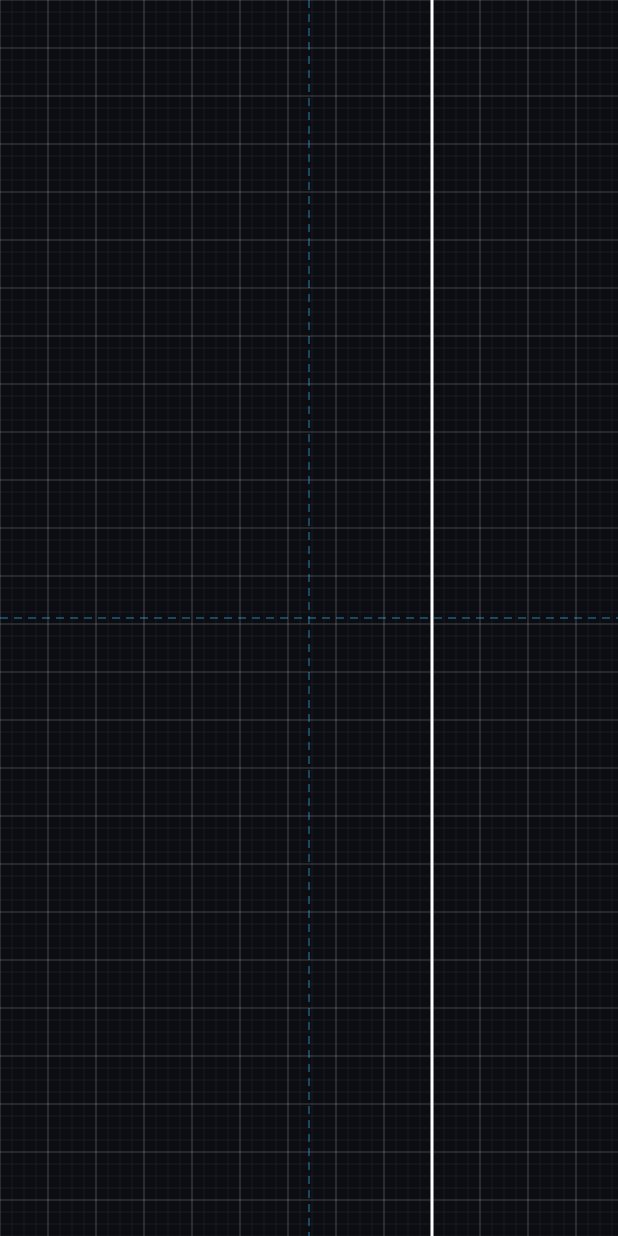
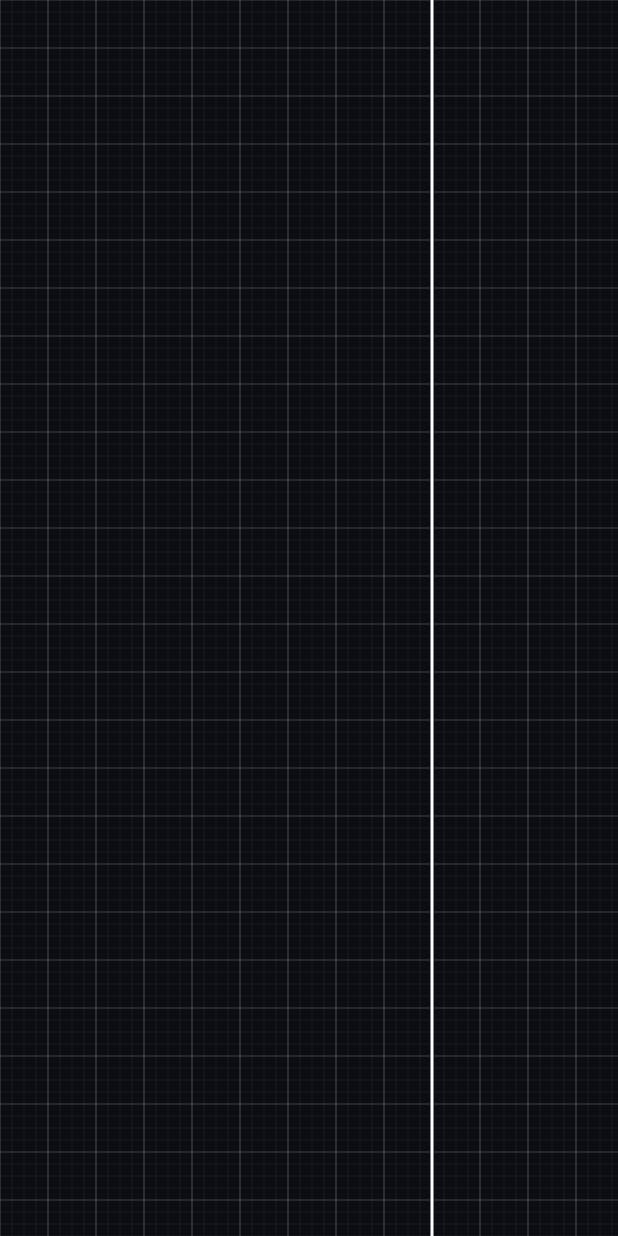
Before and after one commit to Jes-win-hac-ker/E.D.I.T.H, an Android app built with Jetpack Compose: the screen it shows after launch (MainActivity), on a phone screen of 412 x 824 dp. Run offline under Robolectric (Android 15) with nearby library versions, the phone set to English and light mode, and no system bars; our stand-ins replace Navigation 3.

Commit message:
style: remove cyan dotted axis lines

```diff
--- a/app/src/main/java/com/nexwork/edith/ui/components/GridLines.kt
+++ b/app/src/main/java/com/nexwork/edith/ui/components/GridLines.kt
@@ -20,7 +20,6 @@ fun GridLines(
   majorStep: Int = 4, // Major line every 32dp
   minorLineColor: Color = Color.White.copy(alpha = 0.08f),
   majorLineColor: Color = Color.White.copy(alpha = 0.22f),
-  centerLineColor: Color = Color(0xFF38BDF8).copy(alpha = 0.45f),
   verticalMajorLineFromRightIndex: Int? = 4, // 4th major square line from the right of the phone
   customLineWidth: Dp = 2.dp,
   customLineColor: Color = Color.White,
@@ -34,9 +33,6 @@ fun GridLines(
 
     val cols = (width / stepPx).toInt() + 1
     val rows = (height / stepPx).toInt() + 1
-
-    val centerX = width / 2f
-    val centerY = height / 2f
 
     // Vertical grid lines
     for (i in 0..cols) {
@@ -64,26 +60,6 @@ fun GridLines(
       )
     }
 
-    // Screen Center Axis guidelines (dashed accent color)
-    val dashEffect = PathEffect.dashPathEffect(floatArrayOf(8f, 6f), 0f)
-
-    // Center Vertical Line
-    drawLine(
-      color = centerLineColor,
-      start = Offset(centerX, 0f),
-      end = Offset(centerX, height),
-      strokeWidth = 1.dp.toPx(),
-      pathEffect = dashEffect,
-    )
-
-    // Center Horizontal Line
-    drawLine(
-      color = centerLineColor,
-      start = Offset(0f, centerY),
-      end = Offset(width, centerY),
-      strokeWidth = 1.dp.toPx(),
-      pathEffect = dashEffect,
-    )
 
     // Solid line on the 4th major square line from the right of the phone
     if (verticalMajorLineFromRightIndex != null && verticalMajorLineFromRightIndex > 0) {
```
